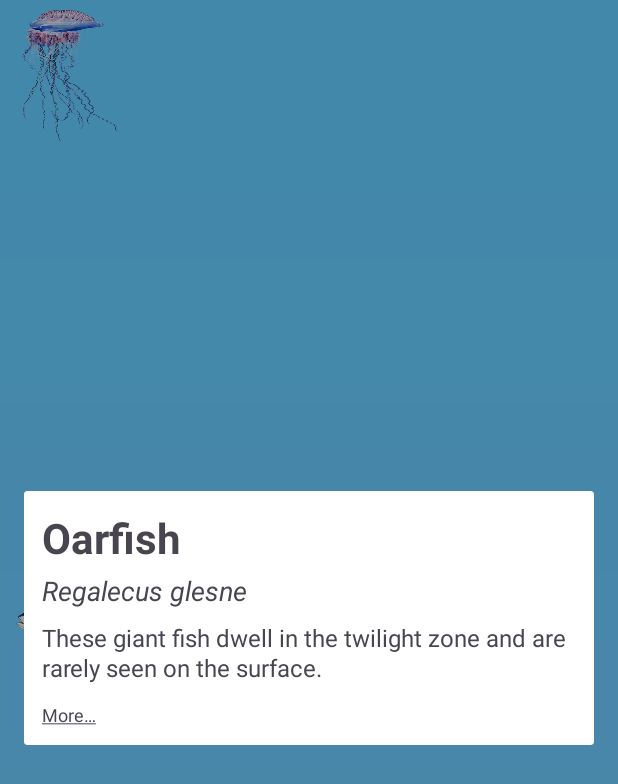
After one commit to satyd/Hadals, an Android app: the fragment InfoFragmentDialog placed in its activity, on a phone screen of 412 x 824 dp. The commit adds this screen. Shown: the top 784 px of the screen. Run offline under Robolectric (Android 15) with nearby library versions, the phone set to English and light mode, and no system bars; 3 statements that could not run were skipped.

Commit message:
add more info, spacings and created dialogs

```diff
--- /dev/null
+++ b/app/src/main/java/com/levp/hadals/InfoFragment.kt
@@ -0,0 +1,20 @@
+package com.levp.hadals
+
+import android.os.Bundle
+import android.view.View
+import android.widget.TextView
+import androidx.fragment.app.Fragment
+
+class InfoFragment : Fragment(R.layout.species_data) {
+    override fun onViewCreated(view: View, savedInstanceState: Bundle?) {
+        super.onViewCreated(view, savedInstanceState)
+        val title = requireArguments().getString("title")
+        val name = requireArguments().getString("name")
+        val description = requireArguments().getString("description")
+        //val link = requireArguments().getString("link")
+        view.findViewById<TextView>(R.id.title).text = title
+        view.findViewById<TextView>(R.id.name).text = name
+        view.findViewById<TextView>(R.id.description).text = description
+        //view.findViewById<TextView>(R.id.more).text = link
+    }
+}
--- /dev/null
+++ b/app/src/main/java/com/levp/hadals/InfoFragmentDialog.kt
@@ -0,0 +1,57 @@
+package com.levp.hadals
+
+import android.os.Bundle
+import android.view.LayoutInflater
+import android.view.View
+import android.view.ViewGroup
+import androidx.fragment.app.DialogFragment
+import com.levp.hadals.data.SpeciesItem.Species
+import com.levp.hadals.databinding.SpeciesDataBinding
+
+
+class InfoFragmentDialog : DialogFragment() {
+    private lateinit var speciesData: Species
+
+    override fun onCreate(savedInstanceState: Bundle?) {
+        super.onCreate(savedInstanceState)
+        if (arguments != null) {
+            val title = requireArguments().getString(TITLE)!!
+            val name = requireArguments().getString(NAME)!!
+            val description = requireArguments().getString(DESCRIPTION)!!
+            val link = requireArguments().getString(LINK)!!
+            speciesData = Species(title, name, description, 0, link)
+        }
+    }
+
+    override fun onCreateView(
+        inflater: LayoutInflater,
+        container: ViewGroup?,
+        savedInstanceState: Bundle?
+    ): View {
+        super.onCreateView(inflater, container, savedInstanceState)
+        val view =
+            SpeciesDataBinding.inflate(inflater)
+        view.title.text = speciesData.title
+        view.name.text = speciesData.scientificName
+        view.description.text = speciesData.description
+        return view.root
+    }
+
+    fun newInstance(species: Species): InfoFragmentDialog {
+        val fragment = InfoFragmentDialog()
+        val args = Bundle()
+        args.putString(TITLE, species.title)
+        args.putString(NAME, species.scientificName)
+        args.putString(DESCRIPTION, species.description)
+        args.putString(LINK, species.link)
+        fragment.arguments = args
+        return fragment
+    }
+
+    companion object {
+        const val TITLE = "title"
+        const val NAME = "scientificName"
+        const val DESCRIPTION = "description"
+        const val LINK = "link"
+    }
+}
--- a/app/src/main/java/com/levp/hadals/MainActivity.kt
+++ b/app/src/main/java/com/levp/hadals/MainActivity.kt
@@ -3,8 +3,11 @@ package com.levp.hadals
 import androidx.appcompat.app.AppCompatActivity
 import android.os.Bundle
 import android.view.View
+import androidx.core.os.bundleOf
 import androidx.recyclerview.widget.LinearLayoutManager
-import com.levp.hadals.data.Species
+import com.levp.hadals.data.SpeciesItem
+import com.levp.hadals.data.SpeciesItem.Species
+import com.levp.hadals.data.SpeciesItem.Spacer
 import com.levp.hadals.databinding.ActivityMainBinding
 import com.levp.hadals.recycler.BackgroundAdapter
 import com.levp.hadals.recycler.BackgroundItemDecoration
@@ -26,6 +29,12 @@ class MainActivity : AppCompatActivity() {
             this@MainActivity.showPopup(view, int)
         }
 
+        val showInfo = { species: Species ->
+            if (savedInstanceState == null) {
+                openFragment(species)
+            }
+        }
+
         val backgroundRv = binding.rvBackground
 
         with(backgroundRv) {
@@ -38,18 +47,87 @@ class MainActivity : AppCompatActivity() {
         with(speciesRv) {
             setHasFixedSize(true)
             layoutManager = LinearLayoutManager(context)
-            adapter = SpeciesAdapter(showPopup, loadSpecies())
+            adapter = SpeciesAdapter(showInfo, loadSpecies())
         }
     }
 
-    fun loadSpecies(): ArrayList<Species> {
+    private fun openFragment(species: Species) {
+        val bundle = with(species) {
+            bundleOf(
+                "title" to title,
+                "name" to scientificName,
+                "description" to description,
+                "link" to link,
+            )
+        }
+        val fragment = InfoFragmentDialog().newInstance(species)
+        fragment.show(supportFragmentManager, "InfoFragment")
+        /* fragment.arguments = bundle
+        val transaction = supportFragmentManager.beginTransaction()
+        transaction.replace(R.id.fragment_container, fragment, "add")
+        transaction.addToBackStack(null)
+        transaction.commit()*/
+    }
+
+    private fun loadSpecies(): ArrayList<SpeciesItem> {
         return arrayListOf(
-            Species("Portuguese man'o'war", "kekius 2", "Dis creature", R.drawable.man_o_war, ""),
-            Species("Fish", "kekius 2", "Dis creature", R.drawable.yellow_tuna, ""),
-            Species("Giant Oarfish", "kek1", "King of Herrings", R.drawable.oarfish, ""),
-            Species("Vampire Squid", "kekius 2", "Dis creature", R.drawable.vampire_squid, ""),
-            Species("Chimaera", "kekius", "Dis creature", R.drawable.chimaera, ""),
-
+            Species(
+                "Portuguese man o'war",
+                "Physalia physalis",
+                "The Portuguese man o' war also known as the man-of-war is a marine" +
+                        " hydrozoan found in the Atlantic Ocean and the Indian Ocean.\n" +
+                        "The Portuguese man o' war is a conspicuous member of the neuston, " +
+                        "the community of organisms that live at the ocean surface. It has numerous" +
+                        " venomous microscopic nematocysts which deliver a painful sting " +
+                        "powerful enough to kill fish, and has been known to occasionally kill humans." +
+                        " Although it superficially resembles a jellyfish, the Portuguese man o' war" +
+                        " is in fact a siphonophore. Like all siphonophores, it is a colonial organism," +
+                        " made up of many smaller units called zooids. All zooids in a colony" +
+                        " are genetically identical, but fulfill specialized functions such as feeding " +
+                        "and reproduction, and together allow the colony to operate as a single individual.",
+                R.drawable.man_o_war,
+                ""
+            ),
+            Spacer(100*4),
+            Species(
+                "Fish", "-", "Most of the known fish species live in so called" +
+                        "\"photic zone\", the layer of water, easily penetrable by the sunlight. ",
+                R.drawable.yellow_tuna, ""
+            ),
+            Spacer(500*4),
+            Species(
+                "Giant Oarfish",
+                "Regalecus glesne",
+                "These giant fish dwell in the twilight zone and are rarely seen on the surface.",
+                R.drawable.oarfish,
+                "https://youtu.be/9FqwhW0B3tY?si=E3D2Etef_Vn54TPF&t=1120"
+            ),
+            Spacer(1000*4),
+            Species(
+                "Vampire Squid",
+                "Vampyroteuthis infernalis",
+                "Is a small cephalopod found throughout temperate and tropical oceans " +
+                        "in extreme deep sea conditions. The vampire squid uses its bioluminescent " +
+                        "organs and its unique oxygen metabolism to thrive in the parts of the ocean " +
+                        "with the lowest concentrations of oxygen. It has two long retractile filaments, " +
+                        "located between the first two pairs of arms on its dorsal side, which " +
+                        "distinguish it from both octopuses and squids, and places it in its own order," +
+                        " Vampyromorphida, although its closest relatives are octopods. As a phylogenetic relict, " +
+                        "it is the only known surviving member of its order.",
+                R.drawable.vampire_squid,
+                ""
+            ),
+            Spacer(1000*4),
+            Species(
+                "Chimaera",
+                "Order:\tChimaeriformes",
+                "Are cartilaginous fish in the order Chimaeriformes /kɪˈmɛrɪfɔːrmiːz/, " +
+                        "known informally as ghost sharks, rat fish, spookfish, or rabbit fish; " +
+                        "the last three names are not to be confused with rattails, Opisthoproctidae," +
+                        " or Siganidae, respectively.",
+                R.drawable.chimaera,
+                ""
+            ),
         )
     }
 }
--- a/app/src/main/java/com/levp/hadals/data/Species.kt
+++ /dev/null
@@ -1,9 +0,0 @@
-package com.levp.hadals.data
-
-data class Species(
-    val name: String,
-    val scientificName: String = "",
-    val description: String,
-    val imageResource: Int,
-    val link: String
-)
--- /dev/null
+++ b/app/src/main/java/com/levp/hadals/data/SpeciesItem.kt
@@ -0,0 +1,16 @@
+package com.levp.hadals.data
+
+sealed class SpeciesItem(
+    var height: Int
+) {
+    data class Species(
+        val title: String,
+        val scientificName: String = "",
+        val description: String,
+        val imageResource: Int,
+        val link: String,
+        var imageHeight: Int = 100
+    ) : SpeciesItem(imageHeight)
+
+    data class Spacer(var spacerHeight: Int) : SpeciesItem(spacerHeight)
+}
--- a/app/src/main/java/com/levp/hadals/recycler/BackgroundAdapter.kt
+++ b/app/src/main/java/com/levp/hadals/recycler/BackgroundAdapter.kt
@@ -5,7 +5,6 @@ import android.view.View
 import android.view.ViewGroup
 import androidx.recyclerview.widget.RecyclerView
 import com.levp.hadals.R
-import com.levp.hadals.data.Species
 import com.levp.hadals.util.Depths
 
 class BackgroundAdapter(
--- a/app/src/main/java/com/levp/hadals/recycler/SpeciesAdapter.kt
+++ b/app/src/main/java/com/levp/hadals/recycler/SpeciesAdapter.kt
@@ -1,16 +1,15 @@
 package com.levp.hadals.recycler
 
 import android.view.LayoutInflater
-import android.view.View
 import android.view.ViewGroup
 import androidx.recyclerview.widget.RecyclerView
 import com.levp.hadals.R
-import com.levp.hadals.data.Species
+import com.levp.hadals.data.SpeciesItem
 import com.levp.hadals.util.Depths
 
 class SpeciesAdapter(
-    private val onClick: (View, Int) -> Unit,
-    private val speciesList: ArrayList<Species>
+    private val onClick: (SpeciesItem.Species) -> Unit,
+    private val speciesList: ArrayList<SpeciesItem>
 ) :
     RecyclerView.Adapter<BaseViewHolder.SpeciesViewHolder>() {
 
@@ -34,7 +33,18 @@ class SpeciesAdapter(
     }
 
     override fun onBindViewHolder(holder: BaseViewHolder.SpeciesViewHolder, position: Int) {
-        holder.bind(speciesList[position].imageResource)
+        val newItem = speciesList[position]
+        when (newItem) {
+            is SpeciesItem.Spacer -> {
+                holder.itemView.layoutParams = ViewGroup.LayoutParams(0, newItem.height)
+            }
+
+            is SpeciesItem.Species -> {
+                holder.bind(newItem.imageResource)
+                holder.itemView.setOnClickListener { onClick(newItem) }
+            }
+        }
+
     }
 
 
--- a/app/src/main/java/com/levp/hadals/util/Constants.kt
+++ b/app/src/main/java/com/levp/hadals/util/Constants.kt
@@ -7,3 +7,7 @@ object Depths {
     const val Abyssopelagic = 6000
     const val Hadopelagic = 13000
 }
+
+object Constants {
+    const val bgItemHeightMultiplier = 4
+}
--- /dev/null
+++ b/app/src/main/res/drawable/rounded_corners.xml
@@ -0,0 +1,11 @@
+<?xml version="1.0" encoding="utf-8"?>
+<selector xmlns:android="http://schemas.android.com/apk/res/android">
+    <item>
+        <shape android:shape="rectangle">
+            <corners android:radius="8dp" />
+            <solid android:color="@color/white" />
+            <stroke android:width="1dp"
+                    android:color="@color/white"/>
+        </shape>
+    </item>
+</selector>
--- a/app/src/main/res/layout/activity_main.xml
+++ b/app/src/main/res/layout/activity_main.xml
@@ -22,4 +22,13 @@
         android:elevation="1dp"
         app:layout_constraintTop_toTopOf="parent" />
 
+    <androidx.fragment.app.FragmentContainerView
+        android:id="@+id/fragment_container"
+        android:layout_width="match_parent"
+        android:layout_height="wrap_content"
+        android:background="@null"
+        android:elevation="3dp"
+        android:padding="16dp"
+
+        app:layout_constraintTop_toTopOf="parent" />
 </androidx.constraintlayout.widget.ConstraintLayout>
--- a/app/src/main/res/layout/species_button.xml
+++ b/app/src/main/res/layout/species_button.xml
@@ -1,11 +1,12 @@
 <?xml version="1.0" encoding="utf-8"?>
 <ImageButton xmlns:android="http://schemas.android.com/apk/res/android"
+    xmlns:tools="http://schemas.android.com/tools"
     android:id="@+id/species_btn"
     android:layout_width="100dp"
     android:layout_height="100dp"
     android:background="@null"
     android:clickable="true"
     android:scaleType="fitXY"
-    android:src="@drawable/oarfish">
+    tools:src="@drawable/oarfish">
 
 </ImageButton>
--- /dev/null
+++ b/app/src/main/res/layout/species_data.xml
@@ -0,0 +1,43 @@
+<?xml version="1.0" encoding="utf-8"?>
+<androidx.appcompat.widget.LinearLayoutCompat xmlns:android="http://schemas.android.com/apk/res/android"
+    android:layout_width="match_parent"
+    android:layout_height="wrap_content"
+    android:orientation="vertical"
+    android:background="@drawable/rounded_corners"
+    android:padding="12dp">
+
+    <TextView
+        android:id="@+id/title"
+        android:layout_width="wrap_content"
+        android:layout_height="wrap_content"
+        android:text="@string/info_title"
+        android:textSize="28sp"
+        android:textStyle="bold" />
+
+    <TextView
+        android:id="@+id/name"
+        android:layout_width="wrap_content"
+        android:layout_height="wrap_content"
+        android:layout_marginTop="4dp"
+        android:text="@string/info_name"
+        android:textSize="18sp"
+        android:textStyle="italic" />
+
+    <TextView
+        android:id="@+id/description"
+        android:layout_width="wrap_content"
+        android:layout_height="wrap_content"
+        android:layout_marginTop="8dp"
+        android:text="@string/info_description"
+        android:lineSpacingExtra="1dp"
+        android:textSize="16sp" />
+
+    <TextView
+        android:id="@+id/more"
+        android:layout_width="wrap_content"
+        android:layout_height="wrap_content"
+        android:layout_marginTop="12dp"
+        android:text="@string/info_more"
+
+        android:textSize="12sp" />
+</androidx.appcompat.widget.LinearLayoutCompat>
--- a/app/src/main/res/values/strings.xml
+++ b/app/src/main/res/values/strings.xml
@@ -1,3 +1,8 @@
 <resources>
     <string name="app_name">Hadals</string>
+    <string name="info_title">Oarfish</string>
+    <string name="info_name">Regalecus glesne</string>
+    <string name="info_description">These giant fish dwell in the twilight zone and are rarely seen on the surface.</string>
+    <string name="info_link">https://youtu.be/9FqwhW0B3tY?si=E3D2Etef_Vn54TPF&amp;t=1120</string>
+    <string name="info_more"><u>More…</u></string>
 </resources>
```
